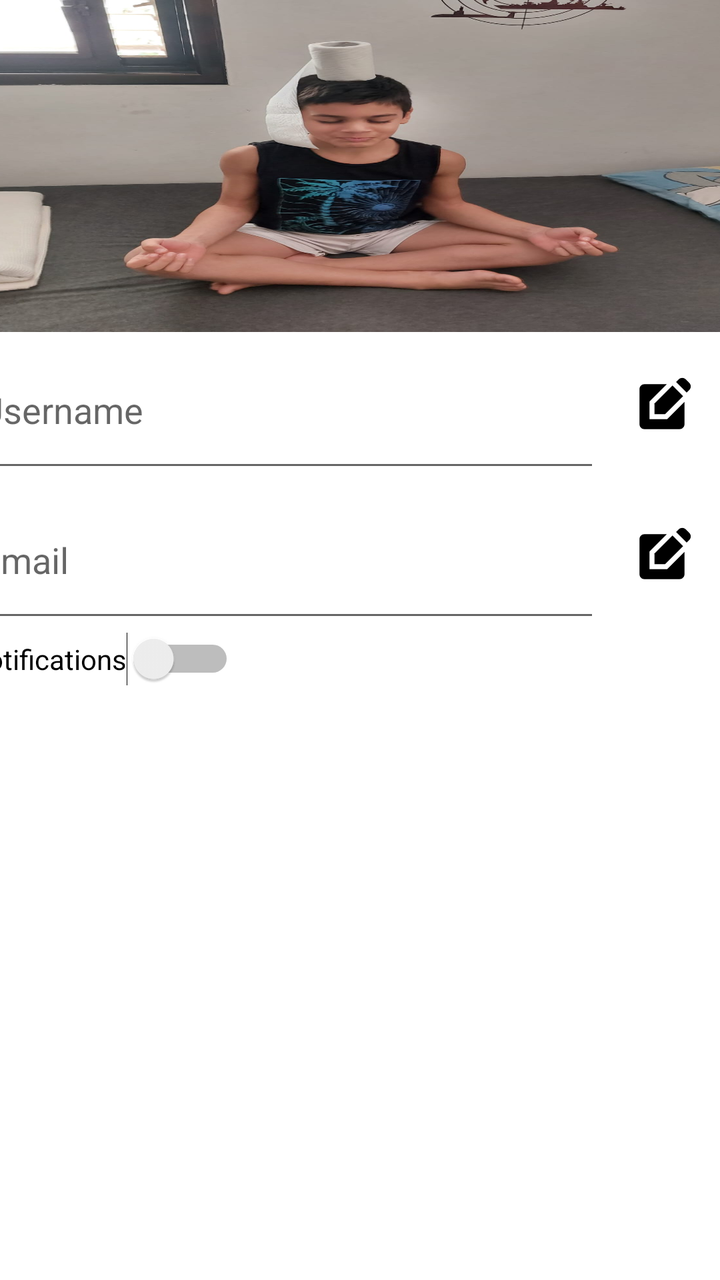
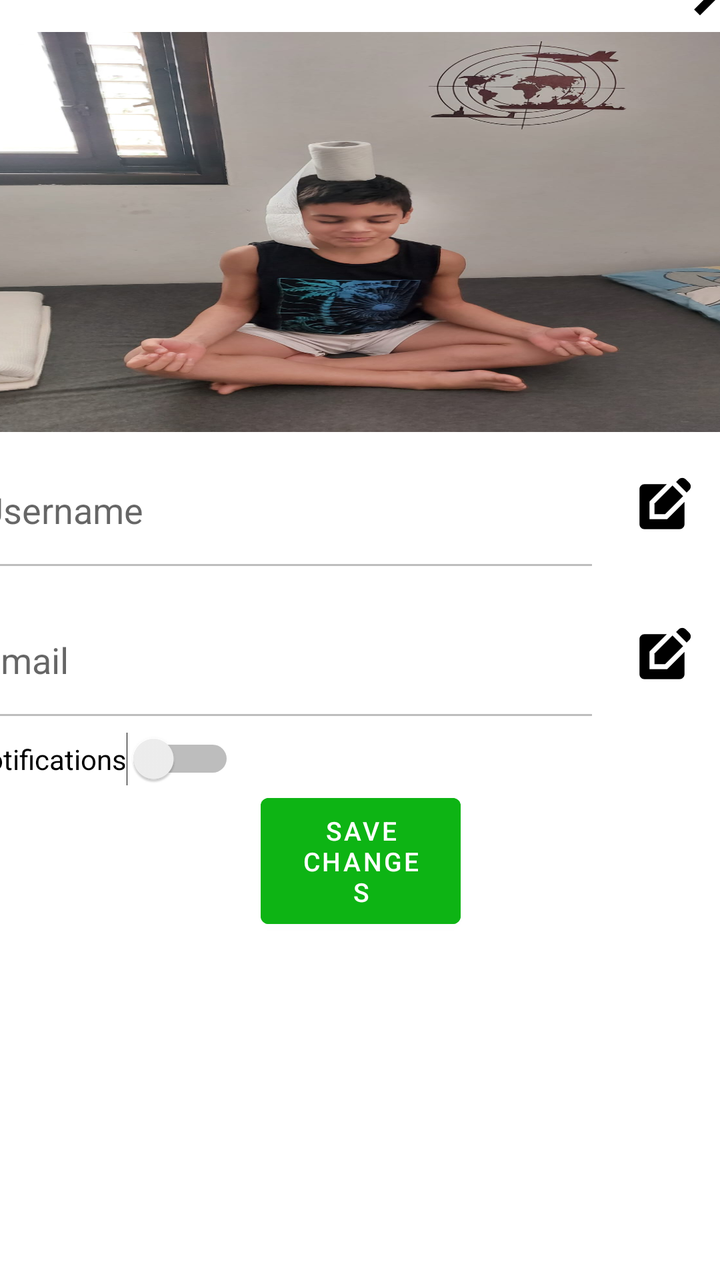

Screens rendered from an Android XML layout before and after an edit, with the pre-edit source and the edit as a unified diff.
<!-- AndroidManifest.xml: application theme Theme.SmartCart.Light -->
<!-- res/layout/profile_page.xml -->
<?xml version="1.0" encoding="utf-8"?>
<androidx.constraintlayout.widget.ConstraintLayout xmlns:android="http://schemas.android.com/apk/res/android"
    xmlns:app="http://schemas.android.com/apk/res-auto"
    xmlns:tools="http://schemas.android.com/tools"
    android:layout_width="match_parent"
    android:layout_height="match_parent">

    <LinearLayout
        android:layout_width="409dp"
        android:layout_height="729dp"
        android:orientation="vertical"
        app:layout_constraintBottom_toBottomOf="parent"
        app:layout_constraintEnd_toEndOf="parent"
        app:layout_constraintStart_toStartOf="parent"
        app:layout_constraintTop_toTopOf="parent"
        android:padding="10dp">

        <com.google.android.material.imageview.ShapeableImageView
            android:id="@+id/profilePictureProfilePage"
            android:layout_width="match_parent"
            android:layout_height="200dp"
            android:layout_gravity="center"
            android:background="@drawable/joni" />

        <LinearLayout
            android:layout_width="match_parent"
            android:layout_height="75dp"
            android:orientation="horizontal">


            <com.google.android.material.textfield.TextInputEditText
                android:id="@+id/usernameProfilePage"
                android:layout_width="wrap_content"
                android:layout_height="match_parent"
                android:layout_weight="1"
                android:inputType="text"
                android:hint="Username"
                />

            <com.google.android.material.button.MaterialButton
                android:layout_width="75dp"
                android:layout_height="match_parent"
                android:layout_weight="0"
                app:icon="@drawable/baseline_edit_square"
                app:iconTint="@color/black"
                app:iconSize="30dp"
                android:background="@android:color/transparent"
                />
        </LinearLayout>

        <LinearLayout
            android:layout_width="match_parent"
            android:layout_height="75dp"
            android:orientation="horizontal">

            <EditText
                android:layout_width="wrap_content"
                android:layout_height="match_parent"
                android:layout_weight="1"
                android:inputType="textEmailAddress"
                android:hint="Email"/>

            <com.google.android.material.button.MaterialButton
                android:layout_width="75dp"
                android:layout_height="match_parent"
                android:layout_weight="0"
                app:icon="@drawable/baseline_edit_square"
                app:iconTint="@color/black"
                app:iconSize="30dp"
                android:background="@android:color/transparent"
                />
        </LinearLayout>

        <Switch
            android:id="@+id/userNotificationsSwitch"
            android:layout_width="wrap_content"
            android:layout_height="wrap_content"
            android:text="notifications" />


    </LinearLayout>

</androidx.constraintlayout.widget.ConstraintLayout>
<!-- resources referenced by this layout -->
<resources>
  <color name="black">#FF000000</color>
  <!-- drawable baseline_edit_square (drawable) -->
  <vector xmlns:android="http://schemas.android.com/apk/res/android" android:height="24dp" android:tint="#000000" android:viewportHeight="24" android:viewportWidth="24" android:width="24dp">
        
      <path android:fillColor="@android:color/white" android:pathData="M7,17V9.93L13.93,3l0,0H5C3.9,3 3,3.9 3,5v14c0,1.1 0.9,2 2,2h14c1.1,0 2,-0.9 2,-2v-8.93L14.07,17H7z"/>
        
      <path android:fillColor="@android:color/white" android:pathData="M9,15l4.24,0l7.2,-7.2l-4.24,-4.24l-7.2,7.2z"/>
        
      <path android:fillColor="@android:color/white" android:pathData="M22.91,2.49l-1.41,-1.41c-0.78,-0.78 -2.05,-0.78 -2.83,0l-1.06,1.06l4.24,4.24l1.06,-1.06C23.7,4.54 23.7,3.27 22.91,2.49z"/>
      
  </vector>
  <!-- drawable joni: jpg bitmap (drawable, 116135 bytes) -->
  <style name="Theme.SmartCart.Light" parent="Theme.MaterialComponents.Light.NoActionBar">
          <item name="android:windowBackground">@android:color/white</item>
      </style>
</resources>

<!-- the commit's change to res/layout/profile_page.xml (unified diff, before → after) -->
@@ -15,6 +15,15 @@
         app:layout_constraintTop_toTopOf="parent"
         android:padding="10dp">
 
+        <ImageButton
+            android:id="@+id/backButtonProfilePage"
+            android:layout_width="50dp"
+            android:layout_height="50dp"
+            android:background="@drawable/baseline_arrow_back"
+            android:layout_gravity="right"
+            android:backgroundTint="@color/black"
+            />
+
         <com.google.android.material.imageview.ShapeableImageView
             android:id="@+id/profilePictureProfilePage"
             android:layout_width="match_parent"
@@ -28,16 +37,18 @@
             android:orientation="horizontal">
 
 
-            <com.google.android.material.textfield.TextInputEditText
+            <EditText
                 android:id="@+id/usernameProfilePage"
                 android:layout_width="wrap_content"
                 android:layout_height="match_parent"
                 android:layout_weight="1"
+                android:enabled="false"
                 android:inputType="text"
                 android:hint="Username"
                 />
 
             <com.google.android.material.button.MaterialButton
+                android:id="@+id/editUsernameButton"
                 android:layout_width="75dp"
                 android:layout_height="match_parent"
                 android:layout_weight="0"
@@ -54,13 +65,16 @@
             android:orientation="horizontal">
 
             <EditText
+                android:id="@+id/emailProfilePage"
                 android:layout_width="wrap_content"
                 android:layout_height="match_parent"
                 android:layout_weight="1"
+                android:enabled="false"
                 android:inputType="textEmailAddress"
                 android:hint="Email"/>
 
             <com.google.android.material.button.MaterialButton
+                android:id="@+id/editEmailButton"
                 android:layout_width="75dp"
                 android:layout_height="match_parent"
                 android:layout_weight="0"
@@ -77,6 +91,16 @@
             android:layout_height="wrap_content"
             android:text="notifications" />
 
+        <com.google.android.material.button.MaterialButton
+            android:id="@+id/saveChangesButton"
+            android:layout_width="100dp"
+            android:layout_height="75dp"
+            android:layout_gravity="center"
+            android:text="save changes"
+            android:textSize="13sp"
+            android:backgroundTint="@color/green"
+            />
+
 
     </LinearLayout>
 
<!-- resource entries referenced after the edit -->
@@ -1,6 +1,13 @@
 <!-- resources referenced by this layout -->
 <resources>
   <color name="black">#FF000000</color>
+  <color name="green">#0DB414</color>
+  <!-- drawable baseline_arrow_back (drawable) -->
+  <vector xmlns:android="http://schemas.android.com/apk/res/android" android:autoMirrored="true" android:height="24dp" android:tint="#000000" android:viewportHeight="24" android:viewportWidth="24" android:width="24dp">
+        
+      <path android:fillColor="@android:color/white" android:pathData="M12,4l-1.41,1.41L16.17,11H4v2h12.17l-5.58,5.59L12,20l8,-8z"/>
+      
+  </vector>
   <!-- drawable baseline_edit_square (drawable) -->
   <vector xmlns:android="http://schemas.android.com/apk/res/android" android:height="24dp" android:tint="#000000" android:viewportHeight="24" android:viewportWidth="24" android:width="24dp">
         
